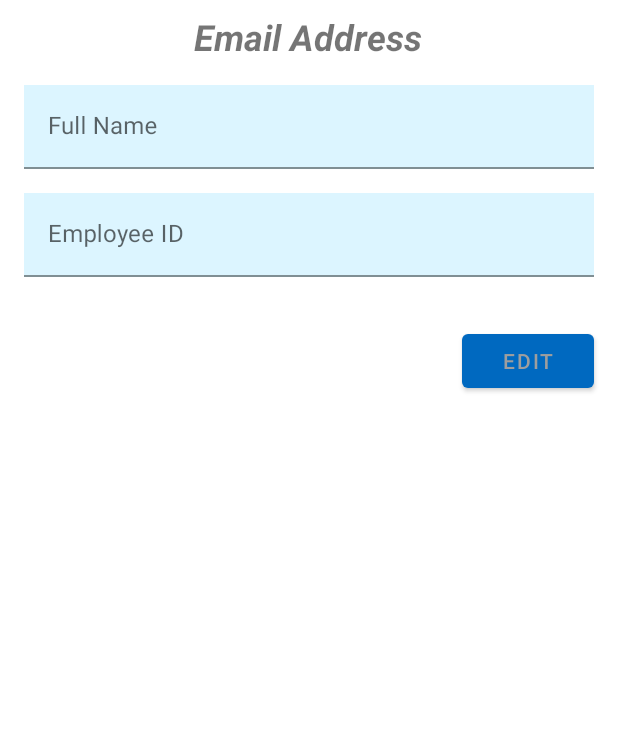
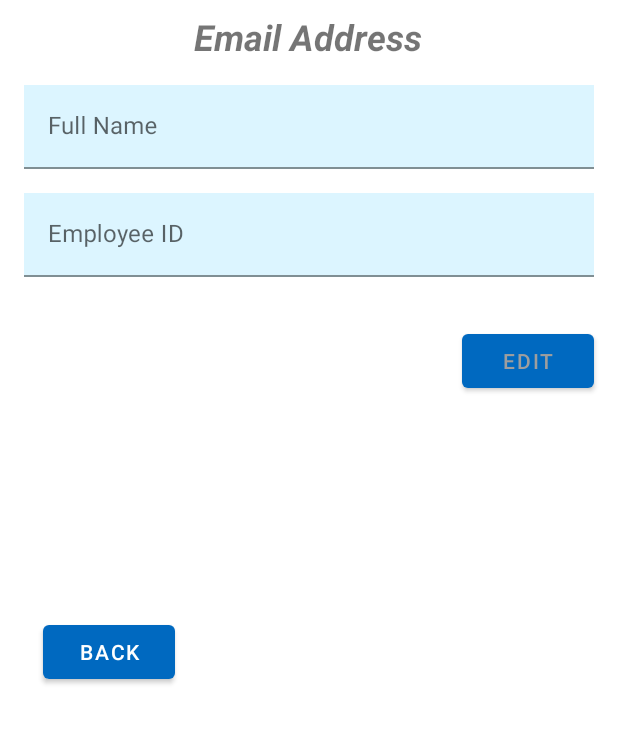
Before and after one commit to facerollofficial/FINAL-PROJECT-CCA-BFT, an Android app: the TeacherProfile screen opened directly, with no data from a screen before it, after a tap on "SAVE", on a phone screen of 412 x 824 dp, the part 468-1212 px from its top. Run offline under Robolectric (Android 15) with nearby library versions, the phone set to English and light mode, and no system bars; our stand-ins replace Firebase (no records; nobody signed in at launch, a user with empty details on screens opened directly); Roboto replaces fonts that are not available here; 1 other tap on this screen came first.

Commit message:
12:28 AM 12-10-2021

```diff
--- a/FinalProject/app/src/main/AndroidManifest.xml
+++ b/FinalProject/app/src/main/AndroidManifest.xml
@@ -17,6 +17,9 @@
         android:roundIcon="@mipmap/ic_launcher_round"
         android:supportsRtl="true"
         android:theme="@style/Theme.FinalProject">
+        <activity
+            android:name=".ProfileTeacher"
+            android:exported="false" />
         <activity
             android:name=".TeacherProfile"
             android:exported="false" />
--- a/FinalProject/app/src/main/java/com/example/finalproject/Login.kt
+++ b/FinalProject/app/src/main/java/com/example/finalproject/Login.kt
@@ -2,6 +2,7 @@ package com.example.finalproject
 
 import android.app.ProgressDialog.show
 import android.content.Intent
+import android.net.Uri
 import androidx.appcompat.app.AppCompatActivity
 import android.os.Bundle
 import android.text.TextUtils
@@ -14,6 +15,7 @@ import com.example.finalproject.databinding.ActivityLoginBinding
 import com.google.firebase.auth.FirebaseAuth
 import com.google.firebase.database.DatabaseReference
 import com.google.firebase.database.FirebaseDatabase
+import com.google.firebase.storage.StorageReference
 import org.w3c.dom.Text
 
 class Login : AppCompatActivity() {
@@ -29,6 +31,8 @@ class Login : AppCompatActivity() {
     private lateinit var auth: FirebaseAuth
     private lateinit var studentReference: DatabaseReference
     private lateinit var teacherReference: DatabaseReference
+    private lateinit var storageReference: StorageReference
+    lateinit var filepath: Uri
 
     override fun onCreate(savedInstanceState: Bundle?) {
         super.onCreate(savedInstanceState)
--- a/FinalProject/app/src/main/java/com/example/finalproject/Profile.kt
+++ b/FinalProject/app/src/main/java/com/example/finalproject/Profile.kt
@@ -15,8 +15,6 @@ import com.google.firebase.database.DatabaseReference
 import com.google.firebase.database.FirebaseDatabase
 import com.google.firebase.storage.FirebaseStorage
 import com.google.firebase.storage.StorageReference
-import java.net.URI
-import java.text.SimpleDateFormat
 import java.util.*
 
 class Profile : AppCompatActivity() {
@@ -61,7 +59,7 @@ class Profile : AppCompatActivity() {
         }
 
         val programs = resources.getStringArray(R.array.programs)
-        val program = findViewById<Spinner>(R.id.programs)
+        val program = findViewById<Spinner>(R.id.program)
         if (program != null) {
             val adapter = ArrayAdapter(this,
                 android.R.layout.simple_spinner_item, programs)
--- a/FinalProject/app/src/main/java/com/example/finalproject/TeacherHome.kt
+++ b/FinalProject/app/src/main/java/com/example/finalproject/TeacherHome.kt
@@ -51,7 +51,7 @@ class TeacherHome : AppCompatActivity() {
         val localfile= File.createTempFile("tempImage", "jpg")
         storageReference.getFile(localfile).addOnSuccessListener {
             val bitmap = BitmapFactory.decodeFile(localfile.absolutePath)
-            var profImage = findViewById<ImageView>(R.id.profileImage)
+            var profImage = findViewById<ImageView>(R.id.navImageTeacher)
             profImage.setImageBitmap(bitmap)
         }
 
--- a/FinalProject/app/src/main/java/com/example/finalproject/TeacherProfile.kt
+++ b/FinalProject/app/src/main/java/com/example/finalproject/TeacherProfile.kt
@@ -4,6 +4,7 @@ import android.app.Activity
 import android.app.ProgressDialog
 import android.content.Intent
 import android.graphics.BitmapFactory
+import android.media.Image
 import android.net.Uri
 import androidx.appcompat.app.AppCompatActivity
 import android.os.Bundle
@@ -46,6 +47,7 @@ class TeacherProfile : AppCompatActivity() {
     private lateinit var cancelBtn: Button
     private lateinit var editBtn: Button
     private lateinit var cameraPic: ImageView
+    private lateinit var navImage: ImageView
 
     override fun onCreate(savedInstanceState: Bundle?) {
         super.onCreate(savedInstanceState)
@@ -61,6 +63,7 @@ class TeacherProfile : AppCompatActivity() {
         fullname = findViewById<EditText>(R.id.inFullname)
         employeeId = findViewById<EditText>(R.id.inId)
 
+
         toggle = ActionBarDrawerToggle(this,drawerLayout, R.string.open, R.string.close)
         drawerLayout.addDrawerListener(toggle)
         toggle.syncState()
@@ -68,6 +71,7 @@ class TeacherProfile : AppCompatActivity() {
         actionBar=supportActionBar!!
         actionBar.title="Instructor"
 
+        cameraPic.visibility = View.GONE
         saveBtn.visibility= View.GONE
         cancelBtn.visibility= View.GONE
 
@@ -78,18 +82,13 @@ class TeacherProfile : AppCompatActivity() {
         val firebaseUser=auth.currentUser
         uid=auth.currentUser!!.uid
         storageReference = FirebaseStorage.getInstance("gs://finalproject-7a07c.appspot.com").reference.child("profileImages/$uid")
-        imageReference = FirebaseStorage.getInstance("gs://finalproject-7a07c.appspot.com").getReference()
+        checkImage = FirebaseStorage.getInstance("gs://finalproject-7a07c.appspot.com").getReference("profileImages/")
         databaseReference= FirebaseDatabase.getInstance("https://finalproject-7a07c-default-rtdb.asia-southeast1.firebasedatabase.app").getReference("Instructors")
         databaseReference.child(uid).get().addOnSuccessListener {
             if(it.exists()){
-                val name = it.child("fullname").value
+                val name = it.child("fullName").value
                 val empId = it.child("userId").value
-
-                if(name == null|| name == ""){
-                    fullname.setText("")
-                }else{
-                    fullname.setText(name.toString())
-                }
+                fullname.setText(name.toString())
 
                 employeeId.setText(empId.toString())
 
@@ -98,12 +97,13 @@ class TeacherProfile : AppCompatActivity() {
             }
         }
 
+
         val localfile= File.createTempFile("tempImage", "jpg")
         storageReference.getFile(localfile).addOnSuccessListener {
             val bitmap = BitmapFactory.decodeFile(localfile.absolutePath)
-            var profImage = findViewById<ImageView>(R.id.profileImage)
+            var profImage = findViewById<ImageView>(R.id.navImageTeacher)
             var profilePic = findViewById<ImageView>(R.id.profilePicture)
-            profImage.setImageBitmap(bitmap)
+            //profImage.setImageBitmap(bitmap)
             profilePic.setImageBitmap(bitmap)
         }
 
@@ -129,6 +129,10 @@ class TeacherProfile : AppCompatActivity() {
 
         //Button Presses
 
+        binding.backButton.setOnClickListener{
+            finish()
+        }
+
         cameraPic?.setOnClickListener{
             selectImage()
             didClick = true
@@ -138,6 +142,7 @@ class TeacherProfile : AppCompatActivity() {
             editBtn.visibility= View.GONE
             saveBtn.visibility= View.VISIBLE
             cancelBtn.visibility=View.VISIBLE
+            binding.backButton.visibility=View.GONE
 
             fullname.isEnabled = true;
             employeeId.isEnabled = true;
@@ -148,6 +153,7 @@ class TeacherProfile : AppCompatActivity() {
             saveBtn.visibility= View.GONE
             cancelBtn.visibility=View.GONE
             editBtn.visibility = View.VISIBLE
+            binding.backButton.visibility=View.VISIBLE
 
             fullname.isEnabled = false;
             employeeId.isEnabled = false;
@@ -158,6 +164,7 @@ class TeacherProfile : AppCompatActivity() {
             saveBtn.visibility= View.GONE
             cancelBtn.visibility=View.GONE
             editBtn.visibility = View.VISIBLE
+            binding.backButton.visibility=View.VISIBLE
 
             fullname.isEnabled = false;
             employeeId.isEnabled = false;
@@ -169,13 +176,7 @@ class TeacherProfile : AppCompatActivity() {
             if(didClick == true){
                 changePic()
             }
-
-            val localfile= File.createTempFile("tempImage", "jpg")
-            storageReference.getFile(localfile).addOnSuccessListener {
-                val bitmap = BitmapFactory.decodeFile(localfile.absolutePath)
-                var profImage = findViewById<ImageView>(R.id.profileImage)
-                profImage.setImageBitmap(bitmap)
-            }
+            Toast.makeText(this, "Profile Successfully updated", Toast.LENGTH_SHORT).show()
         }
     }
 
--- a/FinalProject/app/src/main/res/layout/activity_teacher_profile.xml
+++ b/FinalProject/app/src/main/res/layout/activity_teacher_profile.xml
@@ -133,6 +133,21 @@
             app:srcCompat="@drawable/ic_camera"
             tools:ignore="ImageContrastCheck" />
 
+        <Button
+            android:id="@+id/backButton"
+            android:layout_width="wrap_content"
+            android:layout_height="wrap_content"
+            android:layout_marginStart="16dp"
+            android:layout_marginBottom="16dp"
+            android:text="@string/back"
+            app:layout_constraintBottom_toBottomOf="parent"
+            app:layout_constraintEnd_toEndOf="parent"
+            app:layout_constraintHorizontal_bias="0.042"
+            app:layout_constraintStart_toStartOf="parent"
+            app:layout_constraintTop_toBottomOf="@+id/cancelBtn"
+            app:layout_constraintVertical_bias="0.857"
+            tools:ignore="TextContrastCheck" />
+
     </androidx.constraintlayout.widget.ConstraintLayout>
 
     <com.google.android.material.navigation.NavigationView
--- a/FinalProject/app/src/main/res/layout/nav_teacher.xml
+++ b/FinalProject/app/src/main/res/layout/nav_teacher.xml
@@ -5,7 +5,7 @@
     android:orientation="vertical">
 
     <de.hdodenhof.circleimageview.CircleImageView
-        android:id="@+id/profileImage"
+        android:id="@+id/navImageTeacher"
         android:layout_width="180dp"
         android:layout_height="180dp"
         android:layout_marginStart="20dp"
--- a/FinalProject/app/src/main/res/values/strings.xml
+++ b/FinalProject/app/src/main/res/values/strings.xml
@@ -62,6 +62,10 @@
     <string name="course">Course</string>
     <string name="enter_course_code_here">Enter course code here...</string>
     <string name="employee_id">Employee ID</string>
+    <string name="year_level_e_g_3rd_year">Year Level (E.g. 3rd year)</string>
+    <string name="gallery">Gallery</string>
+    <string name="before_proceeding_please_set_up_a_profile_picture">Before proceeding, please set up a profile picture.</string>
+    <string name="back">Back</string>
 
     <string-array name="programs">
         <item>--Select Program--</item>
```
Also changed, not shown: FinalProject/app/src/main/java/com/example/finalproject/ProfileTeacher.kt (added, +98 -0 lines), FinalProject/app/src/main/java/com/example/finalproject/Signup.kt (+8 -2 lines), FinalProject/app/src/main/res/layout/activity_profile.xml (+4 -4 lines), FinalProject/app/src/main/res/layout/activity_profile_teacher.xml (added, +65 -0 lines).
